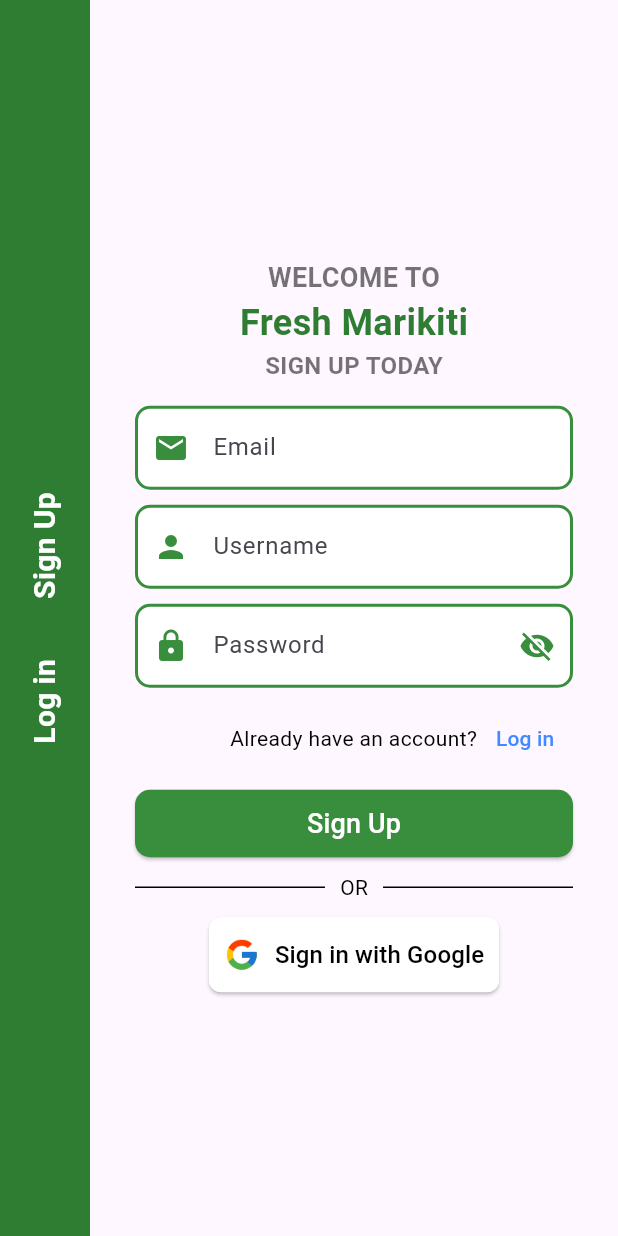
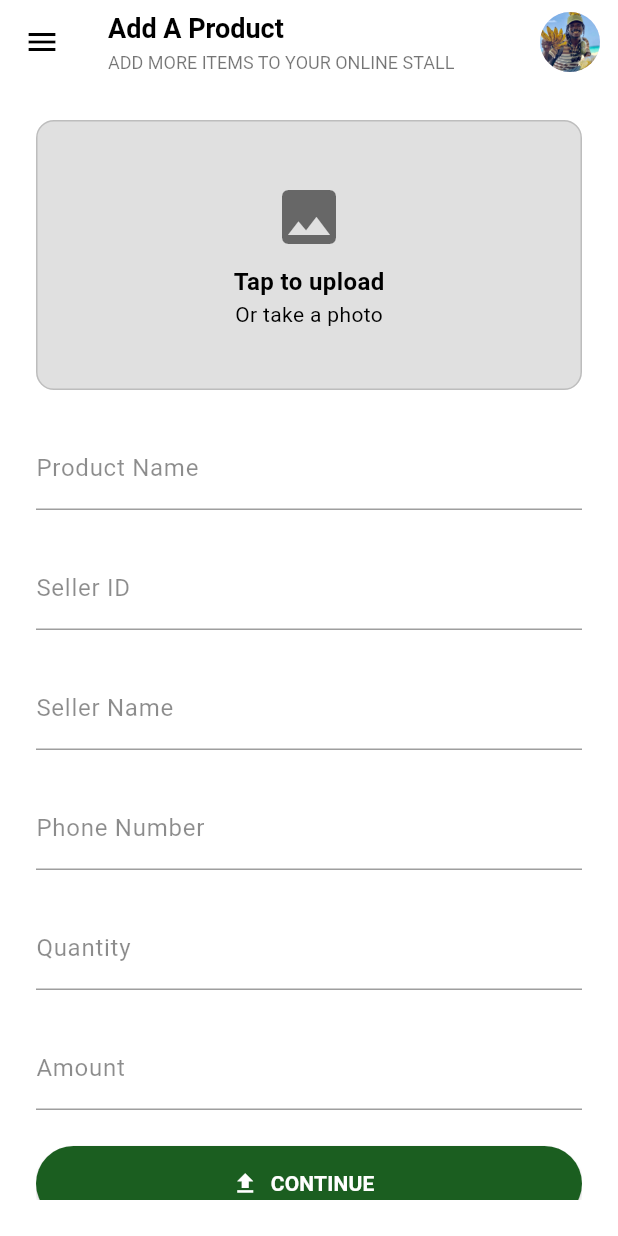
Before and after one commit to ivycommunity/FreshMarikiti, a Flutter app: the screen it shows after launch, on a phone screen of 412 x 824 dp. Run offline on Flutter 3.47's test engine with Material 3 defaults, Android fonts, the phone set to English and light mode, and no system bars; our stand-ins replace flutter_dotenv, image_picker, shared_preferences.

Commit message:
added vendor_add_items.dart

```diff
--- /dev/null
+++ b/lib/Widgets/pages/vendor_add_items.dart
@@ -0,0 +1,245 @@
+import 'dart:io';
+import 'package:flutter/material.dart';
+import 'package:http/http.dart' as http;
+import 'package:image_picker/image_picker.dart';
+import 'package:shared_preferences/shared_preferences.dart';
+import '../../utils/constants.dart';
+
+
+class AddProductPage extends StatefulWidget {
+  @override
+  _AddProductPageState createState() => _AddProductPageState();
+}
+
+class _AddProductPageState extends State<AddProductPage> {
+  final GlobalKey<FormState> _formKey = GlobalKey<FormState>(); // ✅ Form key
+
+  XFile? _imageFile;
+  final ImagePicker _picker = ImagePicker();
+
+  final TextEditingController _nameController = TextEditingController();
+  final TextEditingController _sellerIdController = TextEditingController();
+  final TextEditingController _sellerNameController = TextEditingController();
+  final TextEditingController _phoneNumberController = TextEditingController();
+  final TextEditingController _quantityController = TextEditingController();
+  final TextEditingController _amountController = TextEditingController();
+
+  String accessToken = 'eyJhbGciOiJIUzI1NiIsInR5cCI6IkpXVCJ9.eyJpZCI6ImNlMjNkYTE0MGY2ZDAwNGY4MDEyIiwibmFtZSI6Im1ha2F1MSIsImVtYWlsIjoibWFrYXUxQGdtYWlsLmNvbSIsImJpb2NvaW5zIjowLCJjYXJ0IjpbXSwiaWF0IjoxNzQ1OTQxNjI3LCJleHAiOjE3NDU5NDI1Nzd9.HV21d0KGAQ63duV8BCtfDbZVlXsP71-aKgn6IfHZ7OI';
+
+  Future<void> _pickImage() async {
+    final pickedFile = await _picker.pickImage(source: ImageSource.gallery);
+    if (pickedFile != null) {
+      setState(() {
+        _imageFile = pickedFile;
+      });
+    }
+  }
+
+  Future<void> _uploadProduct() async {
+    SharedPreferences prefs = await SharedPreferences.getInstance();
+    String? token = prefs.getString('x-auth-token');
+
+    print('Retrieved Token: $token');
+    final uri = Uri.parse('${Constants.uri}/products/add');
+    final request = http.MultipartRequest('POST', uri);
+
+    if (token != null) {
+      request.headers['Authorization'] = 'Bearer $token';
+    } else {
+      request.headers['Authorization'] = 'Bearer $accessToken';
+      print('Token is null');
+    }
+
+    request.fields['name'] = _nameController.text;
+    request.fields['sellerid'] = _sellerIdController.text;
+    request.fields['seller'] = _sellerNameController.text;
+    request.fields['phonenumber'] = _phoneNumberController.text;
+    request.fields['quantity'] = _quantityController.text;
+    request.fields['amount'] = _amountController.text;
+
+    if (_imageFile != null) {
+      request.files.add(await http.MultipartFile.fromPath(
+        'image',
+        _imageFile!.path,
+      ));
+    }
+
+    final response = await request.send();
+
+    if (response.statusCode == 200) {
+      print("Upload successful");
+    } else {
+      print("Failed to upload: ${response.statusCode}");
+    }
+  }
+
+  void _onContinuePressed() {
+    if (_formKey.currentState!.validate()) {
+      _uploadProduct();
+    } else {
+      print('Form is invalid');
+    }
+  }
+
+  @override
+  Widget build(BuildContext context) {
+    return Scaffold(
+      backgroundColor: Colors.white,
+      appBar: AppBar(
+        title: Column(
+          crossAxisAlignment: CrossAxisAlignment.start,
+          children: [
+            Text(
+              'Add A Product',
+              style: TextStyle(
+                color: Colors.black,
+                fontWeight: FontWeight.bold,
+                fontSize: 18,
+              ),
+            ),
+            SizedBox(height: 4),
+            Text(
+              'ADD MORE ITEMS TO YOUR ONLINE STALL',
+              style: TextStyle(
+                color: Colors.black54,
+                fontSize: 12,
+              ),
+            ),
+          ],
+        ),
+        backgroundColor: Colors.white,
+        foregroundColor: Colors.black,
+        elevation: 0,
+        leading: Icon(Icons.menu, color: Colors.black),
+        actions: [
+          CircleAvatar(
+            backgroundImage: AssetImage('assets/vendor1.jpeg'),
+          ),
+          SizedBox(width: 12),
+        ],
+      ),
+      body: Padding(
+        padding: const EdgeInsets.all(24.0),
+        child: SingleChildScrollView(
+          child: Form( // ✅ Wrap everything in a Form
+            key: _formKey,
+            child: Column(
+              children: [
+                GestureDetector(
+                  onTap: _pickImage,
+                  child: Container(
+                    width: double.infinity,
+                    height: 180,
+                    decoration: BoxDecoration(
+                      color: Colors.grey[300],
+                      borderRadius: BorderRadius.circular(12),
+                      border: Border.all(color: Colors.grey.shade400),
+                    ),
+                    child: _imageFile == null
+                        ? Column(
+                      mainAxisAlignment: MainAxisAlignment.center,
+                      children: [
+                        Icon(Icons.image, size: 48, color: Colors.black54),
+                        SizedBox(height: 8),
+                        Text("Tap to upload", style: TextStyle(fontSize: 16, color: Colors.black, fontWeight: FontWeight.bold)),
+                        Text("Or take a photo", style: TextStyle(color: Colors.black)),
+                      ],
+                    )
+                        : ClipRRect(
+                      borderRadius: BorderRadius.circular(12),
+                      child: Image.file(
+                        File(_imageFile!.path),
+                        fit: BoxFit.cover,
+                        width: double.infinity,
+                      ),
+                    ),
+                  ),
+                ),
+                SizedBox(height: 24),
+                ProductTextField(textController: _nameController, labelText: 'Product Name'),
+                SizedBox(height: 24),
+                ProductTextField(textController: _sellerIdController, labelText: 'Seller ID'),
+                SizedBox(height: 24),
+                ProductTextField(textController: _sellerNameController, labelText: 'Seller Name'),
+                SizedBox(height: 24),
+                ProductTextField(textController: _phoneNumberController, labelText: 'Phone Number', keyboard: TextInputType.phone),
+                SizedBox(height: 24),
+                ProductTextField(textController: _quantityController, labelText: 'Quantity', keyboard: TextInputType.number),
+                SizedBox(height: 24),
+                ProductTextField(textController: _amountController, labelText: 'Amount'),
+                SizedBox(height: 24),
+
+                ElevatedButton.icon(
+                  onPressed: _onContinuePressed, // ✅ This triggers validation
+                  label: Text("CONTINUE", style: TextStyle(color: Colors.white, fontWeight: FontWeight.bold)),
+                  icon: Icon(Icons.upload, color: Colors.white),
+                  style: ElevatedButton.styleFrom(
+                    backgroundColor: Colors.green[900],
+                    minimumSize: Size(double.infinity, 50),
+                    shape: RoundedRectangleBorder(
+                      borderRadius: BorderRadius.circular(30),
+                    ),
+                  ),
+                ),
+                SizedBox(height: 12),
+                OutlinedButton(
+                  onPressed: () {
+                    // Save draft logic
+                  },
+                  child: Text("SAVE AS DRAFT", style: TextStyle(color: Colors.green[900], fontWeight: FontWeight.bold)),
+                  style: OutlinedButton.styleFrom(
+                    minimumSize: Size(double.infinity, 50),
+                    side: BorderSide(color: Colors.black),
+                    shape: RoundedRectangleBorder(
+                      borderRadius: BorderRadius.circular(30),
+                    ),
+                  ),
+                )
+              ],
+            ),
+          ),
+        ),
+      ),
+    );
+  }
+}
+
+
+class ProductTextField extends StatelessWidget {
+  final TextEditingController textController;
+  final String labelText;
+  final TextInputType? keyboard;
+
+  ProductTextField({
+    super.key,
+    required this.labelText,
+    required this.textController,
+    this.keyboard,
+  });
+
+  @override
+  Widget build(BuildContext context) {
+    return TextFormField(
+      controller: textController,
+      cursorColor: Colors.green,
+      decoration: InputDecoration(
+        labelText: labelText,
+        labelStyle: TextStyle(color: Colors.black45),
+        focusedBorder: UnderlineInputBorder(
+          borderSide: BorderSide(color: Colors.green, width: 2),
+        ),
+        enabledBorder: UnderlineInputBorder(
+          borderSide: BorderSide(color: Colors.grey, width: 1),
+        ),
+      ),
+      style: TextStyle(color: Colors.black),
+      keyboardType: keyboard,
+      validator: (value) {
+        if (value == null || value.isEmpty) {
+          return 'Please enter $labelText';
+        }
+        return null;
+      },
+    );
+  }
+}
--- a/lib/core/constants/providers/splash_provider.dart
+++ b/lib/core/constants/providers/splash_provider.dart
@@ -1,4 +1,6 @@
 import 'package:flutter/material.dart';
+import 'package:marikiti/Widgets/pages/Additems.page.dart';
+import 'package:marikiti/Widgets/pages/vendor_add_items.dart';
 
 class SplashProvider with ChangeNotifier {
   bool _isVisible = false;
@@ -11,7 +13,8 @@
     });
 
     Future.delayed(Duration(seconds: 3), () {
-      Navigator.pushReplacementNamed(context, "/home");
+      // Navigator.pushReplacementNamed(context, "/home");
+      Navigator.pushReplacement(context, MaterialPageRoute(builder: (_) => AddProductPage()));
     });
   }
 }
--- a/lib/main.dart
+++ b/lib/main.dart
@@ -1,4 +1,5 @@
 import 'package:flutter/material.dart';
+import 'package:marikiti/core/constants/providers/splash_provider.dart';
 import 'package:marikiti/homepage.dart';
 import 'package:marikiti/Widgets/splash_screen.dart';
 
@@ -40,6 +41,7 @@
         ChangeNotifierProvider(create: (_) => CheckoutProvider()),
         ChangeNotifierProvider(create: (_) => Subscriptionprovider()),
         ChangeNotifierProvider(create: (_) => CartProvider()),
+        ChangeNotifierProvider(create: (_) => SplashProvider()),
         ChangeNotifierProvider(
           create: (_) => ItemProvider(),
         ),
@@ -69,8 +71,10 @@
       //themeMode: themeprovider.themeData,
       debugShowCheckedModeBanner: false,
       initialRoute: '/splash_screen',
+      // initialRoute: '/',
       routes: {
         '/': (context) => SignUpScreen(),
+        '/splash_screen': (context) => SplashScreen(),
 
         '/home': (context) => HomePage(),
         '/home2': (context) => HomePage2(),
--- a/lib/services/auth_service.dart
+++ b/lib/services/auth_service.dart
@@ -32,6 +32,7 @@
           'Content-Type': 'application/json; charset=UTF-8',
         },
       );
+      print(res.body);
       httpErrorHandle(
         response: res,
         context: context,
@@ -42,6 +43,7 @@
       );
     } catch (e) {
       showSnackBar(context, e.toString());
+      print(e.toString());
     }
   }
 
@@ -65,9 +67,12 @@
           onSuccess: () async {
             // storing the token
             SharedPreferences prefs = await SharedPreferences.getInstance();
-            userProvider.setUser(res.body);
             await prefs.setString(
-                'x-auth-token', jsonDecode(res.body)['access-token']);
+                'x-auth-token', jsonDecode(res.body)['accessToken']);
+            // var resBody = jsonDecode(res.body);
+            // print("RESPONSE HERE: $resBody, ${resBody['accessToken']}");
+
+
             navigator.pushAndRemoveUntil(
               MaterialPageRoute(builder: (context) => const HomePage()),
               (route) => false,
```
Also changed, not shown: pubspec.yaml (+4 -3 lines), pubspec.lock, 4 other files.
